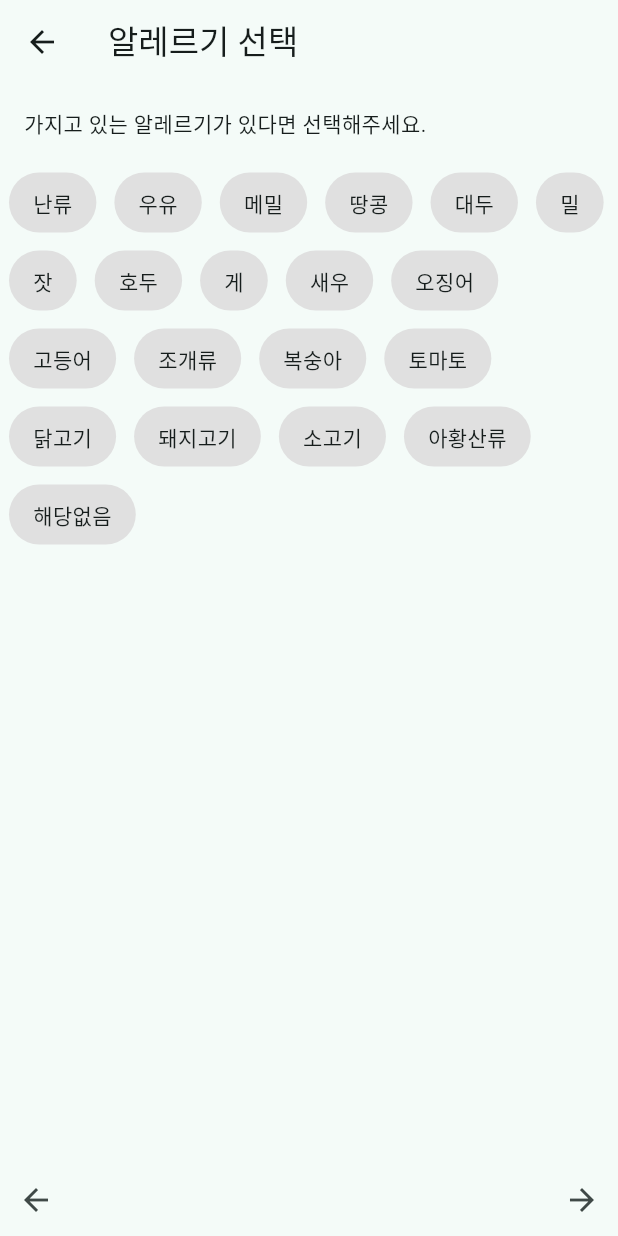
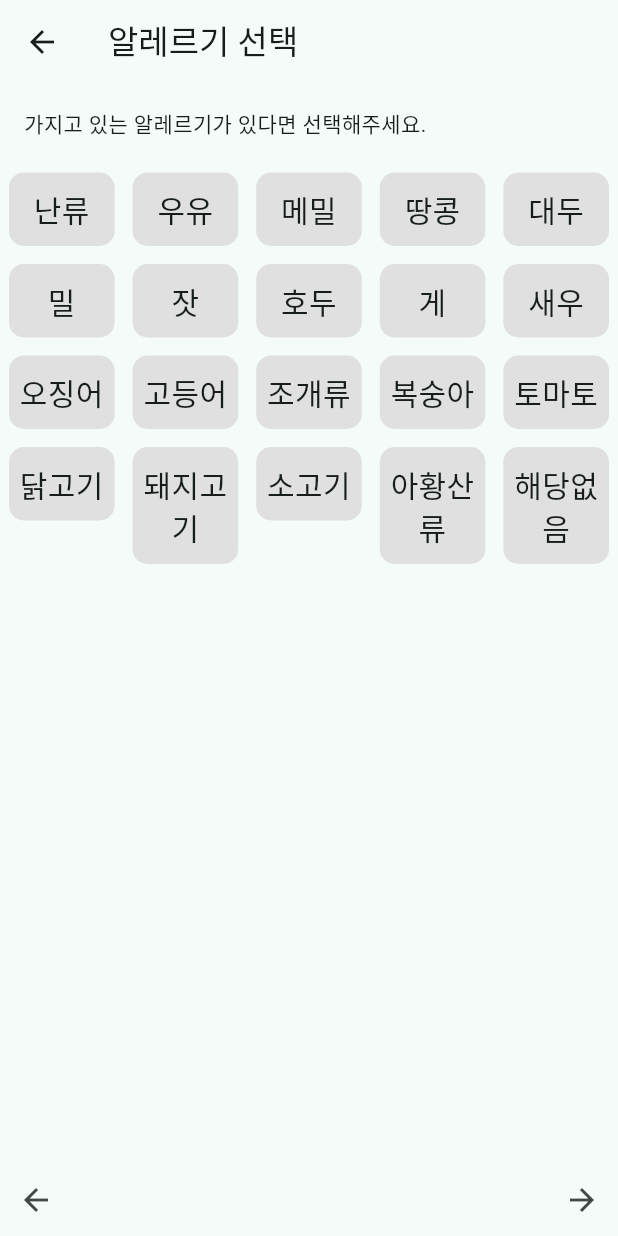
Before and after one commit to BanaMil/Longevity_Meals, a Flutter app: the InputAllergiesScreen screen opened directly, on a phone screen of 412 x 824 dp. Run offline on Flutter 3.47's test engine with Material 3 defaults, Android fonts, the phone set to English and light mode, and no system bars; our stand-ins replace image_picker, permission_handler, shared_preferences; accounts and stored records are empty.

Commit message:
button and home_tab edit

```diff
--- a/frontend/lib/main.dart
+++ b/frontend/lib/main.dart
@@ -3,9 +3,9 @@
 
 import 'package:provider/provider.dart';
 import 'package:frontend/providers/health_info_provider.dart';
-import 'package:frontend/screens/screen_first.dart';
+// import 'package:frontend/screens/screen_first.dart';
 
-// import 'package:frontend/screens/screen_health_info/choice_info.dart';
+import 'package:frontend/screens/screen_health_info/choice_info.dart';
 
 
 void main() {
@@ -28,7 +28,7 @@
       theme: ThemeData(
         colorScheme: ColorScheme.fromSeed(seedColor: Colors.teal),
       ),
-      home: FirstScreen(), //앱 시작 시 가장 먼저 보여줄 화면
+      home: ChoiceInfoScreen(), //앱 시작 시 가장 먼저 보여줄 화면
       localizationsDelegates: [
         GlobalMaterialLocalizations.delegate,
         GlobalWidgetsLocalizations.delegate,
--- a/frontend/lib/services/user_storage.dart
+++ b/frontend/lib/services/user_storage.dart
@@ -9,7 +9,7 @@ class UserStorage {
     required String address,
   }) async {
     final prefs = await SharedPreferences.getInstance();
-    await prefs.setString('name', username);
+    await prefs.setString('username', username);
     await prefs.setString('id', id);
     await prefs.setString('address', address);
   }
@@ -17,7 +17,7 @@ class UserStorage {
   static Future<Map<String, String?>> loadUserInfo() async {
     final prefs = await SharedPreferences.getInstance();
     return {
-      'name': prefs.getString('username'),
+      'username': prefs.getString('username'),
       'id': prefs.getString('id'),
       'address': prefs.getString('address'),
     };
@@ -25,7 +25,7 @@ class UserStorage {
 
   static Future<void> clearUserInfo() async {
     final prefs = await SharedPreferences.getInstance();
-    await prefs.remove('name');
+    await prefs.remove('username');
     await prefs.remove('id');
     await prefs.remove('address');
   }
--- a/frontend/lib/widgets/selectable_button.dart
+++ b/frontend/lib/widgets/selectable_button.dart
@@ -6,26 +6,36 @@ class SelectableButton extends StatelessWidget {
   final String text;
   final bool isSelected;
   final VoidCallback onTap;
+  final double fontSize;
 
   const SelectableButton({
+    super.key,
     required this.text,
     required this.isSelected,
     required this.onTap,
-    super.key,
+    this.fontSize = 20,
   });
 
   @override
   Widget build(BuildContext context) {
+    final double buttonWidth = (MediaQuery.of(context).size.width - (6 * 2 * 5)) / 5;  // margin:6, 5개 버튼
+
     return GestureDetector(
       onTap: onTap,
       child: Container(
+        width: buttonWidth,
         margin: const EdgeInsets.all(6),
-        padding: const EdgeInsets.symmetric(horizontal: 16, vertical: 10),
+        padding: const EdgeInsets.symmetric(vertical: 10),
         decoration: BoxDecoration(
           color: isSelected ? Colors.green[200] : Colors.grey[300],
-          borderRadius: BorderRadius.circular(20),
+          borderRadius: BorderRadius.circular(10),
         ),
-        child: Text(text),
+        alignment: Alignment.center,
+        child: Text(
+          text,
+          textAlign: TextAlign.center,
+          style: TextStyle(fontSize:fontSize),
+        ),
       ),
     );
   }
```
Also changed, not shown: frontend/lib/screens/screen_health_info/input_diseases.dart (+10 -10 lines), frontend/lib/screens/screen_health_result.dart (+22 -4 lines), frontend/lib/tabs/tab_home.dart (+61 -2 lines).
